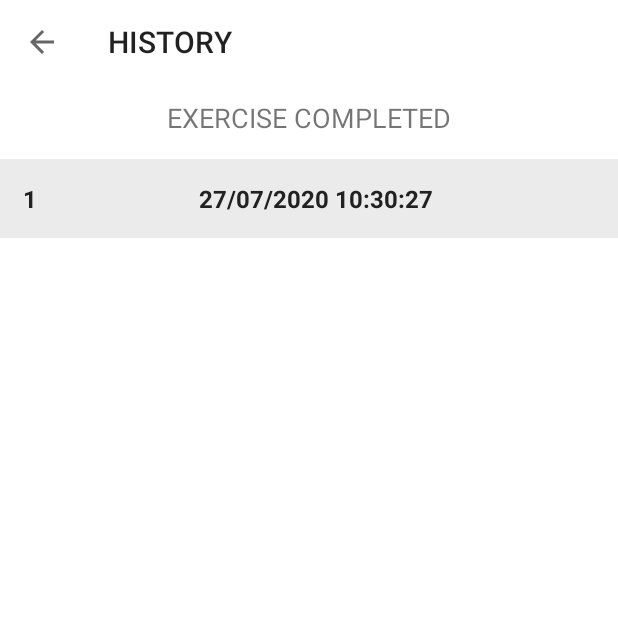
After one commit to toddlockwood/KotlinMultipleApps, an Android app: the HistoryActivity screen opened directly, with no data from a screen before it, on a phone screen of 412 x 824 dp, the top half of it. The commit adds this screen. Run offline under Robolectric (Android 15) with nearby library versions, the phone set to English and light mode, and no system bars.

Commit message:
Finished workout app

```diff
--- a/app/src/main/AndroidManifest.xml
+++ b/app/src/main/AndroidManifest.xml
@@ -12,7 +12,8 @@
         android:roundIcon="@mipmap/ic_launcher_round"
         android:supportsRtl="true"
         android:theme="@style/AppTheme">
-        <activity android:name=".WorkoutApp.BMIActivity"></activity>
+        <activity android:name=".WorkoutApp.HistoryActivity"></activity>
+        <activity android:name=".WorkoutApp.BMIActivity" />
         <activity android:name=".WorkoutApp.FinishActivity" />
         <activity android:name=".WorkoutApp.ExerciseActivity" />
         <activity android:name=".WorkoutApp.WorkoutApp" />
--- a/app/src/main/java/sde/com/kotlinmultipleapps/WorkoutApp/ExerciseActivity.kt
+++ b/app/src/main/java/sde/com/kotlinmultipleapps/WorkoutApp/ExerciseActivity.kt
@@ -26,11 +26,11 @@ class ExerciseActivity : AppCompatActivity(), TextToSpeech.OnInitListener{
 
     private var restTimer: CountDownTimer? = null
     private var restProgress = 0
-    private var progressDuration = 10
+    private var progressDuration = 1
 
     private var exerciseTimer: CountDownTimer? = null
     private var exerciseProgress = 0
-    private var exerciseProgressDuration = 30
+    private var exerciseProgressDuration = 1
 
     private var exerciseList: ArrayList<ExerciseModel>? = null
     private var currentExercisePosition = -1
@@ -97,7 +97,7 @@ class ExerciseActivity : AppCompatActivity(), TextToSpeech.OnInitListener{
             }
 
             override fun onFinish() {
-                if (currentExercisePosition < exerciseList!!.size - 1) {
+                if (currentExercisePosition < 1) {
                     exerciseList!![currentExercisePosition].setIsSelected(false)
                     exerciseList!![currentExercisePosition].setIsCompleted(true)
                     setUpRestView()
--- /dev/null
+++ b/app/src/main/java/sde/com/kotlinmultipleapps/WorkoutApp/HistoryActivity.kt
@@ -0,0 +1,51 @@
+package sde.com.kotlinmultipleapps.WorkoutApp
+
+import android.opengl.Visibility
+import androidx.appcompat.app.AppCompatActivity
+import android.os.Bundle
+import android.view.View
+import androidx.recyclerview.widget.LinearLayoutManager
+import kotlinx.android.synthetic.main.activity_bmi.*
+import kotlinx.android.synthetic.main.activity_finish.*
+import kotlinx.android.synthetic.main.activity_history.*
+import sde.com.kotlinmultipleapps.AppCompatActivityExtension
+import sde.com.kotlinmultipleapps.R
+
+class HistoryActivity : AppCompatActivityExtension() {
+    override fun onCreate(savedInstanceState: Bundle?) {
+        super.onCreate(savedInstanceState)
+        setContentView(R.layout.activity_history)
+        setSupportActionBar(toolbar_history_activity)
+        val actionBar = supportActionBar
+
+        if (actionBar != null) {
+            actionBar.setDisplayHomeAsUpEnabled(true)
+            actionBar.title = "HISTORY"
+        }
+
+        toolbar_history_activity.setNavigationOnClickListener {
+            onBackPressed()
+        }
+        getAllCompletedDates()
+    }
+
+    private fun getAllCompletedDates(){
+        val dbHelper = SQLiteOpenHelper(this,null)
+        val allCompletedDatesList = dbHelper.getAllCompletedDatesList()
+
+        if (allCompletedDatesList.size>0){
+            tvHistory.visibility = View.VISIBLE
+            rvHistory.visibility = View.VISIBLE
+            tvNoDataAvailable.visibility = View.GONE
+
+            rvHistory.layoutManager = LinearLayoutManager(this)
+            val historyAdapter = HistoryAdapter(this, allCompletedDatesList)
+
+            rvHistory.adapter = historyAdapter
+        }else{
+            tvHistory.visibility = View.GONE
+            rvHistory.visibility = View.GONE
+            tvNoDataAvailable.visibility = View.VISIBLE
+        }
+    }
+}
--- /dev/null
+++ b/app/src/main/java/sde/com/kotlinmultipleapps/WorkoutApp/HistoryAdapter.kt
@@ -0,0 +1,44 @@
+package sde.com.kotlinmultipleapps.WorkoutApp
+
+import android.content.Context
+import android.graphics.Color
+import android.view.LayoutInflater
+import android.view.View
+import android.view.ViewGroup
+import androidx.recyclerview.widget.RecyclerView
+import kotlinx.android.synthetic.main.item_history_row.view.*
+import sde.com.kotlinmultipleapps.R
+
+class HistoryAdapter(val context: Context, val items : ArrayList<String>) : RecyclerView.Adapter<HistoryAdapter.ViewHolder>() {
+
+    class ViewHolder(view: View) : RecyclerView.ViewHolder(view){
+        val llHistoryViewItem = view.ll_history_item_main
+        val tvItem = view.tvItem
+        val tvPosition = view.tvPosition
+
+
+    }
+
+    override fun onCreateViewHolder(parent: ViewGroup, viewType: Int): ViewHolder {
+        return ViewHolder(LayoutInflater.from(context).inflate(R.layout.item_history_row, parent,false))
+    }
+
+    override fun getItemCount(): Int {
+        return  items.size
+    }
+
+    override fun onBindViewHolder(holder: ViewHolder, position: Int) {
+        val item = items[position]
+        holder.tvPosition.text = (position+1).toString()
+        holder.tvItem.text = item
+        if (position % 2 == 0) {
+            holder.llHistoryViewItem.setBackgroundColor(
+                Color.parseColor("#EBEBEB")
+            )
+        } else {
+            holder.llHistoryViewItem.setBackgroundColor(
+                Color.parseColor("#FFFFFF")
+            )
+        }
+    }
+}
--- /dev/null
+++ b/app/src/main/java/sde/com/kotlinmultipleapps/WorkoutApp/SQLiteOpenHelper.kt
@@ -0,0 +1,47 @@
+package sde.com.kotlinmultipleapps.WorkoutApp
+
+import android.content.ContentValues
+import android.content.Context
+import android.database.sqlite.SQLiteDatabase
+import android.database.sqlite.SQLiteOpenHelper
+
+class SQLiteOpenHelper(context: Context, factory : SQLiteDatabase.CursorFactory?): SQLiteOpenHelper(context, DATABASE_NAME, factory, DATABASE_VERSION) {
+    companion object{
+        private const val DATABASE_VERSION = 1
+        private const val DATABASE_NAME = "SevenMinutesWorkout.db"
+        private const val TABLE_HISTORY = "history"
+        private const val COLUMN_ID = "_id"
+        private const val COLUMN_COMPLETED_DATE = "completed_date"
+    }
+
+    override fun onCreate(db: SQLiteDatabase?) {
+        val CREATE_EXERCISE_TABLE = " CREATE TABLE $TABLE_HISTORY ($COLUMN_ID INTEGER PRIMARY KEY, $COLUMN_COMPLETED_DATE TEXT)"
+        db?.execSQL(CREATE_EXERCISE_TABLE)
+    }
+
+    override fun onUpgrade(db: SQLiteDatabase?, oldVersion: Int, newVersion: Int) {
+        db?.execSQL("DROP TABLE IF EXISTS $TABLE_HISTORY")
+        onCreate(db)
+    }
+
+    fun addDate(date: String){
+        val values = ContentValues()
+        values.put(COLUMN_COMPLETED_DATE, date)
+        val db = this.writableDatabase
+        db.insert(TABLE_HISTORY,null,values)
+        db.close()
+    }
+
+    fun getAllCompletedDatesList(): ArrayList<String>{
+        val dates = ArrayList<String>()
+        val db = this.readableDatabase
+        val cursor = db.rawQuery("Select * from $TABLE_HISTORY", null)
+
+        while (cursor.moveToNext()){
+            dates.add(cursor.getString(cursor.getColumnIndex(COLUMN_COMPLETED_DATE)))
+        }
+        cursor.close()
+
+        return dates
+    }
+}
--- a/app/src/main/java/sde/com/kotlinmultipleapps/WorkoutApp/WorkoutApp.kt
+++ b/app/src/main/java/sde/com/kotlinmultipleapps/WorkoutApp/WorkoutApp.kt
@@ -22,5 +22,10 @@ class WorkoutApp : AppCompatActivityExtension() {
             var intent = Intent(this, BMIActivity::class.java)
             startActivity(intent)
         }
+
+        llHistory.setOnClickListener {
+            var intent = Intent(this, HistoryActivity::class.java)
+            startActivity(intent)
+        }
     }
 }
--- /dev/null
+++ b/app/src/main/res/layout/activity_history.xml
@@ -0,0 +1,52 @@
+<?xml version="1.0" encoding="utf-8"?>
+<LinearLayout xmlns:android="http://schemas.android.com/apk/res/android"
+    xmlns:tools="http://schemas.android.com/tools"
+    android:layout_width="match_parent"
+    android:layout_height="match_parent"
+    android:gravity="center_horizontal"
+    android:orientation="vertical"
+    tools:context=".WorkoutApp.HistoryActivity">
+
+    <androidx.appcompat.widget.Toolbar
+        android:id="@+id/toolbar_history_activity"
+        android:layout_width="match_parent"
+        android:layout_height="?android:attr/actionBarSize"
+        android:background="#FFFFFF" />
+
+    <LinearLayout
+        android:layout_width="match_parent"
+        android:layout_height="match_parent"
+        android:orientation="vertical">
+
+        <TextView
+            android:id="@+id/tvHistory"
+            android:layout_width="match_parent"
+            android:layout_height="wrap_content"
+            android:layout_margin="10dp"
+            android:gravity="center"
+            android:text="EXERCISE COMPLETED"
+            android:textSize="18sp"
+            android:visibility="gone"
+            tools:visibility="visible" />
+
+        <androidx.recyclerview.widget.RecyclerView
+            android:id="@+id/rvHistory"
+            android:layout_width="match_parent"
+            android:layout_height="match_parent"
+            android:layout_marginTop="5dp"
+            android:visibility="gone"
+            tools:visibility="visible" />
+
+        <TextView
+            android:id="@+id/tvNoDataAvailable"
+            android:layout_width="match_parent"
+            android:layout_height="match_parent"
+            android:gravity="center"
+            android:text="NO DATA AVAILABLE"
+            android:textColor="#212121"
+            android:textSize="18sp"
+            android:visibility="visible"
+            tools:visibility="gone" />
+    </LinearLayout>
+    <!--END-->
+</LinearLayout>
--- /dev/null
+++ b/app/src/main/res/layout/item_history_row.xml
@@ -0,0 +1,31 @@
+<?xml version="1.0" encoding="utf-8"?>
+<LinearLayout xmlns:android="http://schemas.android.com/apk/res/android"
+    xmlns:tools="http://schemas.android.com/tools"
+    android:id="@+id/ll_history_item_main"
+    android:layout_width="match_parent"
+    android:layout_height="wrap_content"
+    android:background="#EBEBEB"
+    android:orientation="horizontal"
+    android:padding="15dp">
+
+    <TextView
+        android:id="@+id/tvPosition"
+        android:layout_width="wrap_content"
+        android:layout_height="wrap_content"
+        android:gravity="center"
+        android:textColor="#212121"
+        android:textSize="16sp"
+        android:textStyle="bold"
+        tools:text="1" />
+
+    <TextView
+        android:id="@+id/tvItem"
+        android:layout_width="0dp"
+        android:layout_height="wrap_content"
+        android:layout_weight="1"
+        android:gravity="center"
+        android:textColor="#212121"
+        android:textSize="16sp"
+        android:textStyle="bold"
+        tools:text="DATE" />
+</LinearLayout>
```
Also changed, not shown: app/src/main/java/sde/com/kotlinmultipleapps/WorkoutApp/BMIActivity.kt (+85 -9 lines), app/src/main/java/sde/com/kotlinmultipleapps/WorkoutApp/FinishActivity.kt (+14 -0 lines).
